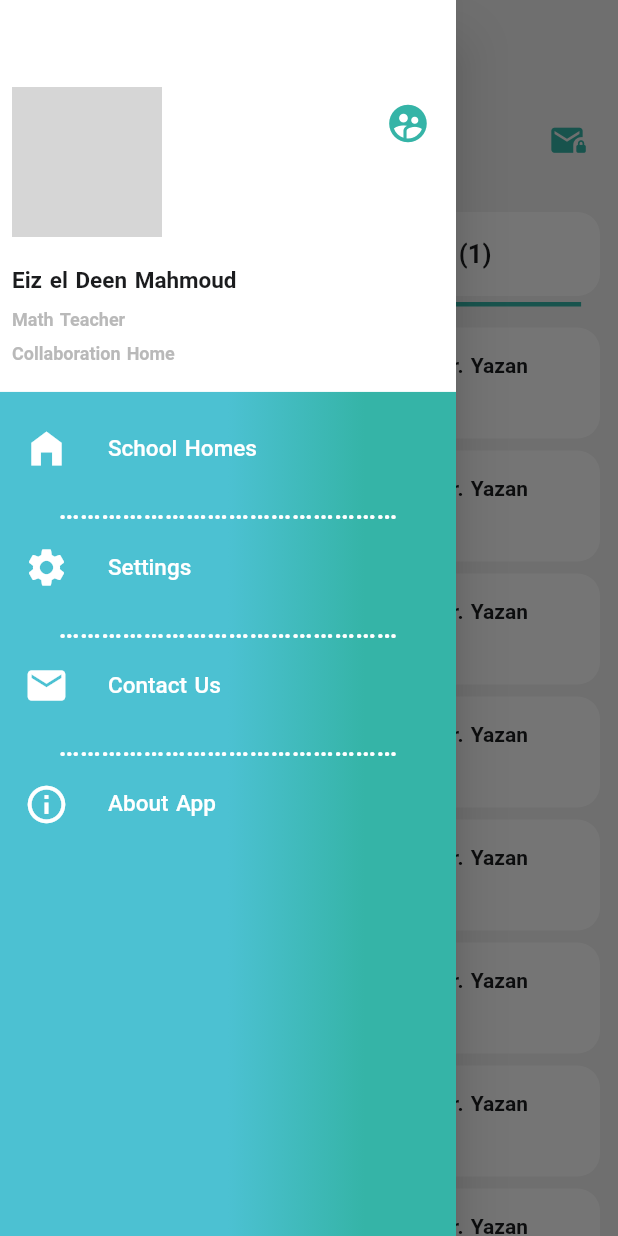
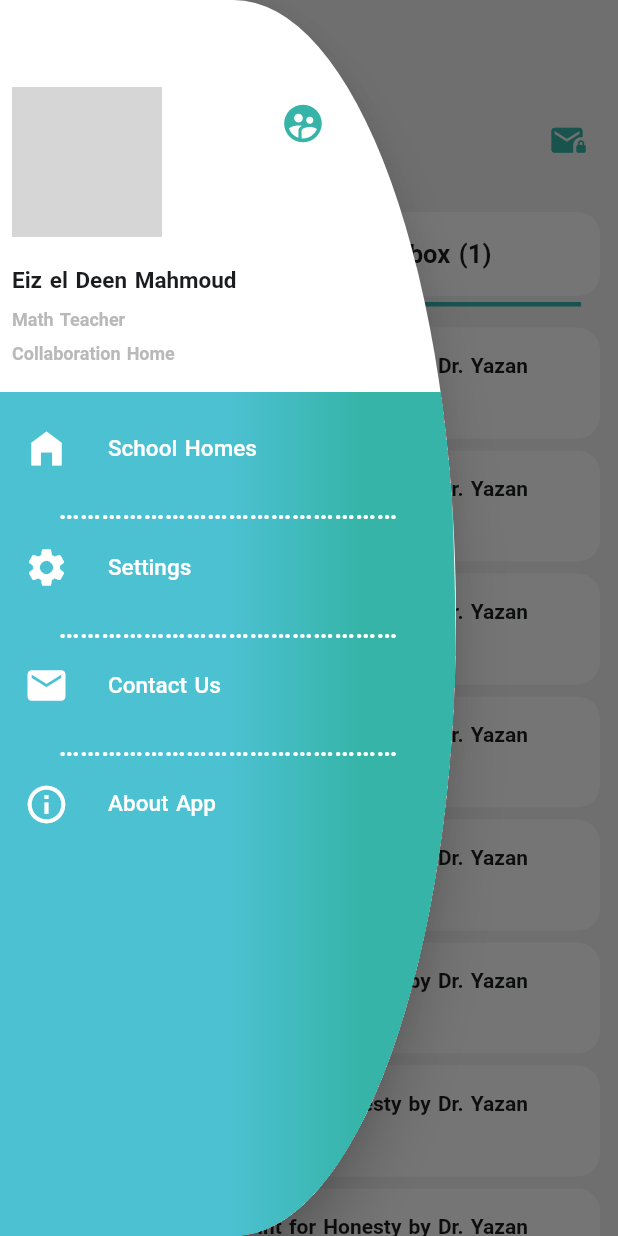
Before and after one commit to icsicsics/school, a Flutter app: the NotificationsScreen screen opened directly, with the side drawer open, on a phone screen of 412 x 824 dp. Run offline on Flutter 3.47's test engine with Material 2 defaults, Android fonts, the light colour scheme and no system bars; our stand-ins replace dio, flutter_bloc, freezed_annotation, intl_phone_number_input, pin_code_fields, shared_preferences and 1 more; accounts and stored records are empty; project files that could hold a hidden picture were left out; grey boxes are pictures that could not be loaded.

Commit message:
handle  some design

```diff
--- a/lib/presentation/ui/side_menu_widget/side_menu_screen.dart
+++ b/lib/presentation/ui/side_menu_widget/side_menu_screen.dart
@@ -13,6 +13,10 @@ class SideMenuScreen extends StatelessWidget {
   @override
   Widget build(BuildContext context) {
     return Drawer(
+      shape: const RoundedRectangleBorder(
+        borderRadius: BorderRadius.horizontal(left: Radius.elliptical(0, 0),right: Radius.elliptical(180,500)),
+
+      ),
         backgroundColor: Colors.white,
         child: BlocConsumer<SideMenuBloc, SideMenuState>(
           listener: (context, state) {
--- a/lib/presentation/ui/side_menu_widget/widgets/side_menu_content_widget.dart
+++ b/lib/presentation/ui/side_menu_widget/widgets/side_menu_content_widget.dart
@@ -29,7 +29,10 @@ class _SideMenuContentWidgetState extends State<SideMenuContentWidget> {
                       ColorsManager.secondaryColor,
                     ],
                     stops: [0.5, 0.8],
-                  )),
+                  ),
+              borderRadius:  BorderRadius.only(
+                      topRight: Radius.elliptical(15, 300),
+                      bottomRight:  Radius.elliptical(200, 500))),
               child: Padding(
                 padding: const EdgeInsets.only(top: 10),
                 child: Column(
--- a/lib/presentation/ui/side_menu_widget/widgets/side_menu_header.dart
+++ b/lib/presentation/ui/side_menu_widget/widgets/side_menu_header.dart
@@ -28,13 +28,16 @@ class SideMenuHeader extends StatelessWidget {
                     ),
                     radius: 50,
                   ),
-                  IconButton(
-                      onPressed: () => Navigator.pop(context),
-                      icon: const Icon(
-                        Icons.supervised_user_circle,
-                        color: ColorsManager.secondaryColor,
-                        size: 30,
-                      ))
+                  Padding(
+                    padding: const EdgeInsets.only(right: 70),
+                    child: IconButton(
+                        onPressed: () => Navigator.pop(context),
+                        icon: const Icon(
+                          Icons.supervised_user_circle,
+                          color: ColorsManager.secondaryColor,
+                          size: 30,
+                        )),
+                  )
                 ],
               ),
               const SizedBox(
```
